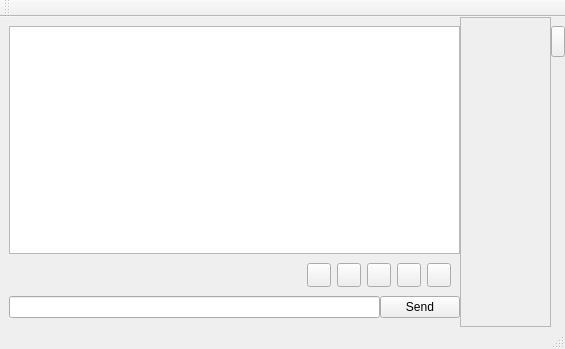
Above: retroshare-gui/src/gui/chat/PopupChatDialog.ui from RetroShare/RetroShare before the change. Below: the same form after it.
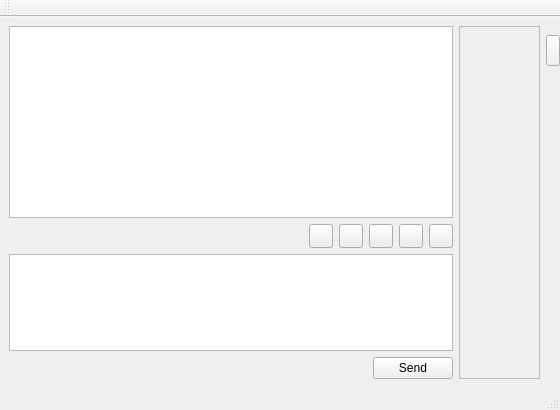
That is the form after the change. Icons and pictures are not drawn.

Commit message: fixed up Chat Dialogs Formating features, cleaned up Formating codes and removed not needed experiments with formating.

Diff of the .ui file:
```diff
--- a/retroshare-gui/src/gui/chat/PopupChatDialog.ui
+++ b/retroshare-gui/src/gui/chat/PopupChatDialog.ui
@@ -5,8 +5,8 @@
    <rect>
     <x>0</x>
     <y>0</y>
-    <width>565</width>
-    <height>349</height>
+    <width>560</width>
+    <height>410</height>
    </rect>
   </property>
   <property name="windowTitle" >
@@ -14,40 +14,19 @@
   </property>
   <widget class="QWidget" name="centralwidget" >
    <layout class="QGridLayout" >
-    <property name="leftMargin" >
-     <number>0</number>
-    </property>
-    <property name="topMargin" >
-     <number>0</number>
-    </property>
     <property name="rightMargin" >
      <number>0</number>
     </property>
-    <property name="bottomMargin" >
-     <number>0</number>
-    </property>
-    <property name="horizontalSpacing" >
-     <number>0</number>
-    </property>
-    <property name="verticalSpacing" >
-     <number>0</number>
-    </property>
     <item row="0" column="0" >
      <layout class="QGridLayout" >
-      <property name="leftMargin" >
-       <number>9</number>
-      </property>
-      <property name="topMargin" >
-       <number>9</number>
-      </property>
-      <property name="rightMargin" >
-       <number>0</number>
-      </property>
-      <property name="bottomMargin" >
-       <number>9</number>
-      </property>
       <item row="0" column="0" >
        <widget class="QTextBrowser" name="textBrowser" >
+        <property name="sizePolicy" >
+         <sizepolicy vsizetype="MinimumExpanding" hsizetype="Expanding" >
+          <horstretch>0</horstretch>
+          <verstretch>0</verstretch>
+         </sizepolicy>
+        </property>
         <property name="minimumSize" >
          <size>
           <width>0</width>
@@ -64,12 +43,6 @@
       </item>
       <item row="1" column="0" >
        <layout class="QGridLayout" >
-        <property name="horizontalSpacing" >
-         <number>0</number>
-        </property>
-        <property name="verticalSpacing" >
-         <number>0</number>
-        </property>
         <item row="0" column="0" >
          <widget class="QWidget" native="1" name="widget" >
           <property name="maximumSize" >
@@ -82,6 +55,21 @@
            <string/>
           </property>
           <layout class="QGridLayout" >
+           <property name="leftMargin" >
+            <number>0</number>
+           </property>
+           <property name="topMargin" >
+            <number>0</number>
+           </property>
+           <property name="rightMargin" >
+            <number>0</number>
+           </property>
+           <property name="bottomMargin" >
+            <number>0</number>
+           </property>
+           <property name="horizontalSpacing" >
+            <number>6</number>
+           </property>
            <item row="0" column="0" >
             <spacer>
              <property name="orientation" >
@@ -218,18 +206,38 @@
          </widget>
         </item>
         <item row="1" column="0" >
-         <layout class="QGridLayout" >
-          <item row="0" column="0" >
-           <widget class="QLineEdit" name="lineEdit" />
-          </item>
-          <item row="0" column="1" >
-           <widget class="QPushButton" name="sendButton" >
-            <property name="text" >
-             <string>Send</string>
-            </property>
-           </widget>
-          </item>
-         </layout>
+         <widget class="QTextEdit" name="chattextEdit" >
+          <property name="sizePolicy" >
+           <sizepolicy vsizetype="Maximum" hsizetype="Expanding" >
+            <horstretch>0</horstretch>
+            <verstretch>0</verstretch>
+           </sizepolicy>
+          </property>
+         </widget>
+        </item>
+       </layout>
+      </item>
+      <item row="2" column="0" >
+       <layout class="QGridLayout" >
+        <item row="0" column="0" >
+         <spacer>
+          <property name="orientation" >
+           <enum>Qt::Horizontal</enum>
+          </property>
+          <property name="sizeHint" >
+           <size>
+            <width>351</width>
+            <height>20</height>
+           </size>
+          </property>
+         </spacer>
+        </item>
+        <item row="0" column="1" >
+         <widget class="QPushButton" name="sendButton" >
+          <property name="text" >
+           <string>Send</string>
+          </property>
+         </widget>
         </item>
        </layout>
       </item>
@@ -244,6 +252,18 @@
        <enum>QFrame::Raised</enum>
       </property>
       <layout class="QGridLayout" >
+       <property name="leftMargin" >
+        <number>0</number>
+       </property>
+       <property name="topMargin" >
+        <number>9</number>
+       </property>
+       <property name="rightMargin" >
+        <number>9</number>
+       </property>
+       <property name="bottomMargin" >
+        <number>9</number>
+       </property>
        <item row="0" column="0" >
         <widget class="QLabel" name="avatarlabel" >
          <property name="minimumSize" >
@@ -279,8 +299,8 @@
          </property>
          <property name="sizeHint" >
           <size>
-           <width>71</width>
-           <height>138</height>
+           <width>61</width>
+           <height>141</height>
           </size>
          </property>
         </spacer>
@@ -313,6 +333,19 @@
          </property>
         </widget>
        </item>
+       <item row="3" column="0" >
+        <spacer>
+         <property name="orientation" >
+          <enum>Qt::Vertical</enum>
+         </property>
+         <property name="sizeHint" >
+          <size>
+           <width>61</width>
+           <height>41</height>
+          </size>
+         </property>
+        </spacer>
+       </item>
       </layout>
      </widget>
     </item>
```
Left out of the diff: 15 changed lines with no effect on the pictures. The commit also changes 5 other files.
